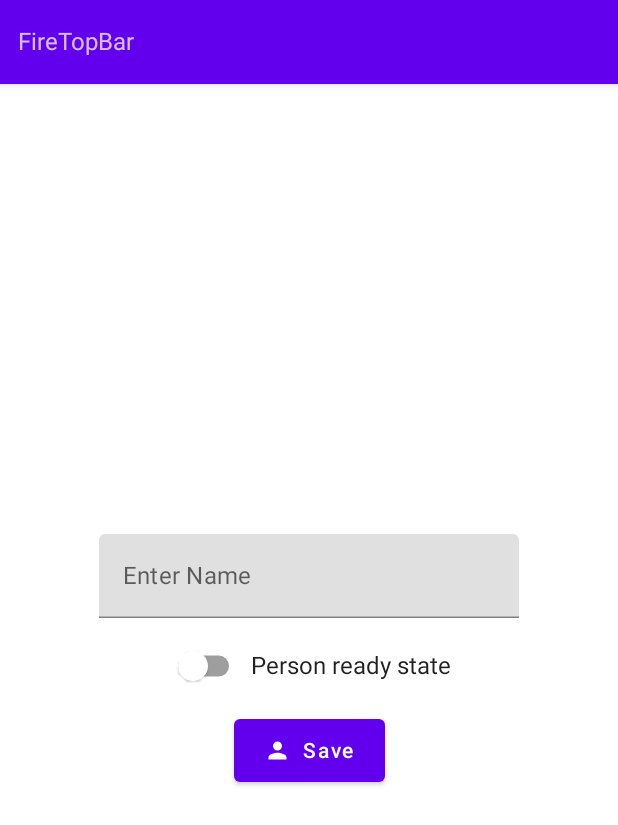
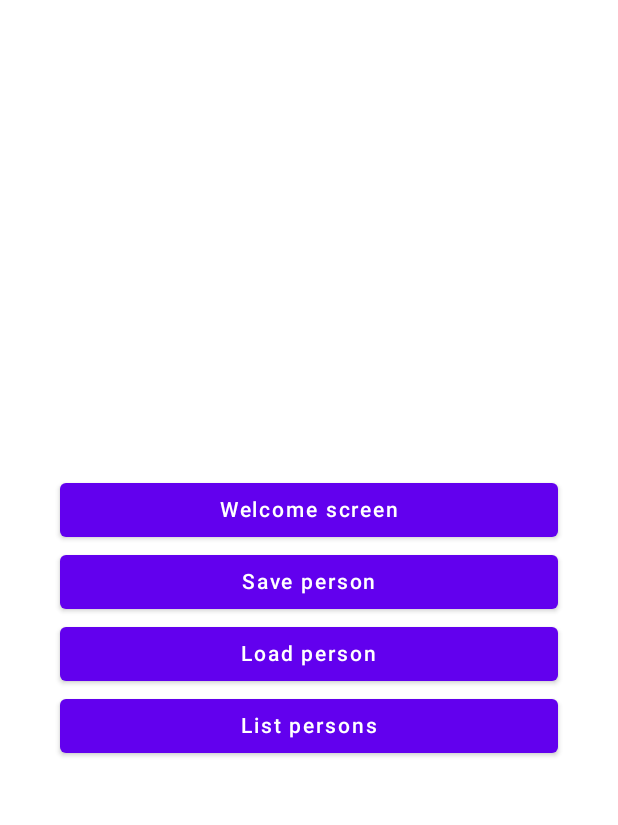
Before and after one commit to aleh-god/firebase-firestore-learn, an Android app built with Jetpack Compose: the screen it shows after launch (MainActivity), on a phone screen of 412 x 824 dp. Shown: the top 825 px of the screen. Run offline under Robolectric (Android 15) with nearby library versions, the phone set to English and light mode, and no system bars; our stand-ins replace Dagger/Hilt's generated code.

Commit message:
add: Welcome screen, navigation compose and rework save person screen.

```diff
--- a/app/src/main/java/by/godevelopment/firebasefirestorelearn/MainActivity.kt
+++ b/app/src/main/java/by/godevelopment/firebasefirestorelearn/MainActivity.kt
@@ -3,24 +3,21 @@ package by.godevelopment.firebasefirestorelearn
 import android.os.Bundle
 import androidx.activity.ComponentActivity
 import androidx.activity.compose.setContent
-import androidx.activity.viewModels
 import androidx.compose.foundation.layout.fillMaxSize
-import androidx.compose.foundation.layout.padding
 import androidx.compose.material.Scaffold
-import androidx.compose.material.Text
-import androidx.compose.material.TopAppBar
 import androidx.compose.material.rememberScaffoldState
 import androidx.compose.ui.Modifier
-import androidx.compose.ui.unit.dp
-import by.godevelopment.firebasefirestorelearn.ui.MainViewModel
-import by.godevelopment.firebasefirestorelearn.ui.screens.main.MainScreen
+import androidx.navigation.compose.NavHost
+import androidx.navigation.compose.composable
+import androidx.navigation.compose.rememberNavController
+import by.godevelopment.firebasefirestorelearn.navigation.Route
+import by.godevelopment.firebasefirestorelearn.ui.screens.saveperson.SavePersonScreen
+import by.godevelopment.firebasefirestorelearn.ui.screens.welcome.WelcomeScreen
 import by.godevelopment.firebasefirestorelearn.ui.theme.FirebaseFirestoreLearnTheme
 import dagger.hilt.android.AndroidEntryPoint
 
 @AndroidEntryPoint
 class MainActivity : ComponentActivity() {
-
-    private val viewModel: MainViewModel by viewModels()
 
     override fun onCreate(savedInstanceState: Bundle?) {
         super.onCreate(savedInstanceState)
@@ -30,24 +27,32 @@ class MainActivity : ComponentActivity() {
     private fun setupUI() {
         setContent {
             FirebaseFirestoreLearnTheme {
+
+                val navController = rememberNavController()
                 val scaffoldState = rememberScaffoldState()
+
                 Scaffold(
                     modifier = Modifier.fillMaxSize(),
                     scaffoldState = scaffoldState,
-                    topBar = {
-                        TopAppBar {
-                            Text(
-                                modifier = Modifier.padding(start = 8.dp),
-                                text = "FireTopBar"
-                            )
+                    topBar = {}
+                ) { padding ->
+                    NavHost(
+                        navController = navController,
+                        startDestination = Route.WELCOME.label
+                    ) {
+                        composable(Route.WELCOME.label) {
+                            WelcomeScreen(
+                                onClickItem = {
+                                    navController.navigate(it) {
+                                        popUpTo(Route.WELCOME.label)
+                                    }
+                                },
+                                contentPadding = padding)
+                        }
+                        composable(Route.LOAD_PERSON.label) {
+                            SavePersonScreen(scaffoldState = scaffoldState, contentPadding = padding)
                         }
                     }
-                ) { contentPadding ->
-                    MainScreen(
-                        scaffoldState = scaffoldState,
-                        contentPadding = contentPadding,
-                        viewModel = viewModel
-                    )
                 }
             }
         }
--- a/app/src/main/java/by/godevelopment/firebasefirestorelearn/domain/models/UiText.kt
+++ b/app/src/main/java/by/godevelopment/firebasefirestorelearn/domain/models/UiText.kt
@@ -1,11 +1,12 @@
 package by.godevelopment.firebasefirestorelearn.domain.models
 
 import android.content.Context
+import androidx.annotation.StringRes
 
 sealed class UiText {
 
     data class DynamicString(val text: String): UiText()
-    data class StringResource(val resId: Int): UiText()
+    data class StringResource(@StringRes val resId: Int): UiText()
 
     fun asString(context: Context): String {
         return when(this) {
--- /dev/null
+++ b/app/src/main/java/by/godevelopment/firebasefirestorelearn/navigation/Route.kt
@@ -0,0 +1,16 @@
+package by.godevelopment.firebasefirestorelearn.navigation
+
+import androidx.annotation.StringRes
+import by.godevelopment.firebasefirestorelearn.R
+import by.godevelopment.firebasefirestorelearn.domain.models.UiText
+
+enum class Route(
+    val label: String,
+    @StringRes
+    val screenName: Int
+) {
+    WELCOME("welcome", R.string.screen_name_welcome),
+    SAVE_PERSON("save_person", R.string.screen_name_save_person),
+    LOAD_PERSON("load_person", R.string.screen_name_load_person),
+    LIST_PERSONS("list_persons", R.string.screen_name_list_persons)
+}
--- /dev/null
+++ b/app/src/main/java/by/godevelopment/firebasefirestorelearn/ui/screens/welcome/WelcomeScreen.kt
@@ -0,0 +1,45 @@
+package by.godevelopment.firebasefirestorelearn.ui.screens.welcome
+
+import androidx.compose.foundation.layout.*
+import androidx.compose.foundation.shape.RoundedCornerShape
+import androidx.compose.material.Button
+import androidx.compose.material.MaterialTheme
+import androidx.compose.material.Text
+import androidx.compose.runtime.Composable
+import androidx.compose.ui.Alignment
+import androidx.compose.ui.Modifier
+import androidx.compose.ui.res.stringResource
+import androidx.compose.ui.unit.dp
+import by.godevelopment.firebasefirestorelearn.navigation.Route
+
+@Composable
+fun WelcomeScreen(
+    contentPadding: PaddingValues,
+    onClickItem: (String) -> Unit
+) {
+    Column(
+        modifier = Modifier
+            .fillMaxSize()
+            .padding(contentPadding)
+            .padding(8.dp),
+        verticalArrangement = Arrangement.Center,
+        horizontalAlignment = Alignment.CenterHorizontally,
+    ) {
+        Route.values()
+            .forEach {
+                Button(
+                    modifier = Modifier
+                        .fillMaxWidth()
+                        .padding(horizontal = 32.dp),
+                    onClick = {
+                        onClickItem(it.label)
+                    }
+                ) {
+                    Text(
+                        text = stringResource(id = it.screenName),
+                        color = MaterialTheme.colors.onPrimary
+                    )
+                }
+            }
+    }
+}
--- a/app/src/main/res/values/strings.xml
+++ b/app/src/main/res/values/strings.xml
@@ -8,4 +8,9 @@
     <string name="ui_text_person_ready_state">Person ready state</string>
     <string name="label_1">Name length must be in 3..10</string>
     <string name="label_2">Enter Name</string>
+    <string name="save_person_screen_error_message">Name is not validated</string>
+    <string name="screen_name_welcome">Welcome screen</string>
+    <string name="screen_name_save_person">Save person</string>
+    <string name="screen_name_load_person">Load person</string>
+    <string name="screen_name_list_persons">List persons</string>
 </resources>
--- a/build.gradle
+++ b/build.gradle
@@ -1,6 +1,6 @@
 buildscript {
     ext {
-        compose_ui_version = '1.3.1'
+        compose_ui_version = '1.3.2'
     }
     dependencies {
         classpath 'com.google.gms:google-services:4.3.14'
@@ -9,6 +9,6 @@ buildscript {
 plugins {
     id 'com.android.application' version '7.3.1' apply false
     id 'com.android.library' version '7.3.1' apply false
-    id 'org.jetbrains.kotlin.android' version '1.6.10' apply false
+    id 'org.jetbrains.kotlin.android' version '1.7.20' apply false
     id 'com.google.dagger.hilt.android' version '2.44' apply false
 }
```
Also changed, not shown: app/build.gradle (+11 -5 lines), app/src/main/java/by/godevelopment/firebasefirestorelearn/ui/screens/main/MainUiEvent.kt (deleted, +0 -8 lines), app/src/main/java/by/godevelopment/firebasefirestorelearn/ui/screens/main/MainUserEvent.kt (deleted, +0 -7 lines), app/src/main/java/by/godevelopment/firebasefirestorelearn/ui/screens/saveperson/SavePersonScreen.kt (renamed from app/src/main/java/by/godevelopment/firebasefirestorelearn/ui/screens/main/MainScreen.kt, +9 -9 lines), app/src/main/java/by/godevelopment/firebasefirestorelearn/ui/screens/saveperson/SavePersonUiEvent.kt (added, +7 -0 lines), app/src/main/java/by/godevelopment/firebasefirestorelearn/ui/screens/saveperson/SavePersonUserEvent.kt (added, +7 -0 lines), app/src/main/java/by/godevelopment/firebasefirestorelearn/ui/screens/saveperson/SavePersonViewModel.kt (renamed from app/src/main/java/by/godevelopment/firebasefirestorelearn/ui/MainViewModel.kt, +18 -20 lines), 1 other file.
